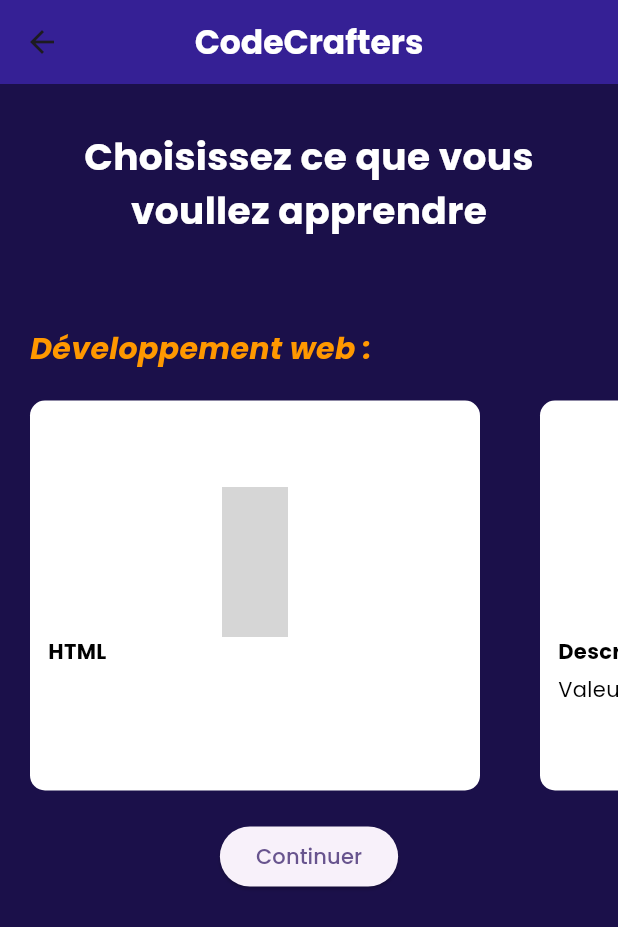
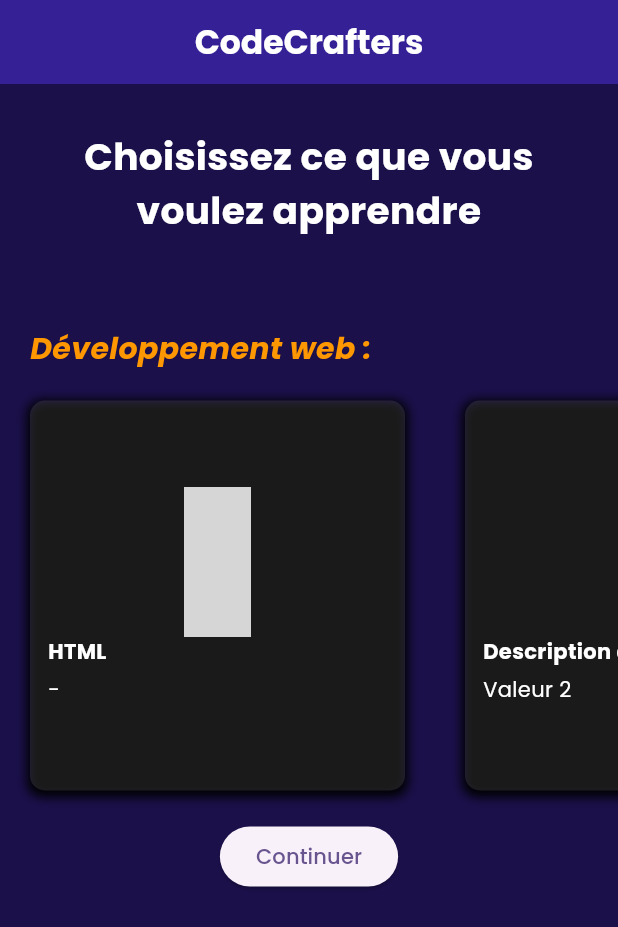
Before and after one commit to Godisouleymane/Nerd-app, a Flutter app: the IntroductionPage screen opened directly, on a phone screen of 412 x 824 dp. Shown: the top 927 px of the screen. Run offline on Flutter 3.47's test engine with Material 3 defaults, Android fonts, the phone set to English and light mode, and no system bars; our stand-ins replace firebase_auth, firebase_core, flutter_svg, google_fonts, google_sign_in, smooth_page_indicator; missing offline and left inert: dev_icons; accounts and stored records are empty; grey boxes are pictures that could not be loaded.

Commit message:
styliser les card de cours dev web

```diff
--- a/lib/choixParcours/gestureDetecto/gesture.dart
+++ b/lib/choixParcours/gestureDetecto/gesture.dart
@@ -37,17 +37,24 @@ class _CustomGestureDetectorState extends State<CustomGestureDetector> {
           widget.onTapCallback(widget.containerId);
         },
         child: Container(
-
-          width: 300,
+          width: 250,
           decoration: BoxDecoration(
-            color: Colors.white,
+            color: Colors.white10,
             border: Border.all(
               color: widget.isSelected
                   ? widget.selectedBorderColor
                   : widget.defaultBorderColor,
               width: 4.0,
             ),
-            borderRadius: BorderRadius.circular(10)
+            borderRadius: BorderRadius.circular(10),
+             boxShadow: const [
+              BoxShadow(
+                color:  Colors.black,
+                spreadRadius: 2,
+                blurRadius: 5,
+                offset: Offset(0, 2), // changes position of shadow
+              ),
+            ],
           ),
           child: Center(
             child: Column(
@@ -61,7 +68,7 @@ class _CustomGestureDetectorState extends State<CustomGestureDetector> {
                     child: Text(
                      widget.autreInformation,
                       style: TextStyle(
-                        color: Colors.black,
+                        color: Colors.white,
                         fontWeight: FontWeight.bold
                         )
                         ,textAlign: TextAlign.left,
@@ -75,7 +82,7 @@ class _CustomGestureDetectorState extends State<CustomGestureDetector> {
                     child: Text(
                       widget.autreVariable,
                       style: TextStyle(
-                        color: Colors.black,
+                        color: Colors.white,
                         ),
                     ),
                   ),
--- a/lib/choixParcours/introduction.dart
+++ b/lib/choixParcours/introduction.dart
@@ -21,7 +21,7 @@ class _IntroductionPageState extends State<IntroductionPage> {
             style: TextStyle(color: Colors.white, fontWeight: FontWeight.bold),
           ),
           centerTitle: true,
-          backgroundColor: Color.fromARGB(255, 53, 32, 149),
+          backgroundColor: const Color.fromARGB(255, 53, 32, 149),
         ),
         backgroundColor: const Color.fromARGB(255, 27, 16, 74),
         body: ListView(
@@ -29,7 +29,7 @@ class _IntroductionPageState extends State<IntroductionPage> {
             const Padding(
               padding: EdgeInsets.all(30.0),
               child: Text(
-                "Choisissez ce que vous voullez apprendre",
+                "Choisissez ce que vous voulez apprendre",
                 style: TextStyle(
                     color: Colors.white,
                     fontSize: 25,
@@ -37,7 +37,7 @@ class _IntroductionPageState extends State<IntroductionPage> {
                 textAlign: TextAlign.center,
               ),
             ),
-            SizedBox(
+            const SizedBox(
               height: 30.0,
             ),
             const Align(
@@ -56,7 +56,6 @@ class _IntroductionPageState extends State<IntroductionPage> {
               ),
             ),
             Container(
-
               height: 300,
               child: ListView(
                 scrollDirection: Axis.horizontal,
@@ -73,7 +72,7 @@ class _IntroductionPageState extends State<IntroductionPage> {
                     ),
                     isSelected: selectedContainerId == 'html',
                     autreInformation: 'HTML',
-                    autreVariable: '',
+                    autreVariable: '- ',
 
                   ),
                   CustomGestureDetector(
@@ -81,7 +80,7 @@ class _IntroductionPageState extends State<IntroductionPage> {
                     defaultBorderColor: Colors.transparent,
                     selectedBorderColor: Colors.green,
                     onTapCallback: updateSelectedContainer,
-                    containerIcon: Icon(
+                    containerIcon: const Icon(
                       DevIcons.nodejsPlainWordmark,
                       size: 100,
                       color: Colors.green,
--- a/pubspec.yaml
+++ b/pubspec.yaml
@@ -42,6 +42,7 @@ dependencies:
   google_sign_in: ^6.2.1
   provider: ^6.1.1
   dev_icons: ^1.0.0
+  shared_preferences: ^2.2.2
 
 dev_dependencies:
   flutter_test:
```
Also changed, not shown: lib/widgets/onBoarding_screen.dart (+7 -7 lines), lib/services/authentification.dart (line endings or trailing spaces), pubspec.lock, 1 other file.
